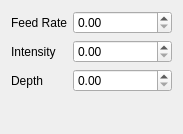
First picture: the form in template/uic/path.ui, repository panzergame/dxfplotter, before the edit.
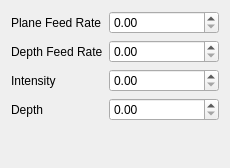
Second picture: the form after the edit.

Commit message: Add vertical feed rate.

Patch:
```diff
--- a/template/uic/path.ui
+++ b/template/uic/path.ui
@@ -6,8 +6,8 @@
    <rect>
     <x>0</x>
     <y>0</y>
-    <width>183</width>
-    <height>134</height>
+    <width>230</width>
+    <height>168</height>
    </rect>
   </property>
   <property name="windowTitle">
@@ -28,7 +28,7 @@
      <item row="0" column="0">
       <widget class="QLabel" name="label">
        <property name="text">
-        <string>Feed Rate</string>
+        <string>Plane Feed Rate</string>
        </property>
       </widget>
      </item>
@@ -39,28 +39,28 @@
        </property>
       </widget>
      </item>
-     <item row="1" column="0">
+     <item row="2" column="0">
       <widget class="QLabel" name="label_3">
        <property name="text">
         <string>Intensity</string>
        </property>
       </widget>
      </item>
-     <item row="1" column="1">
+     <item row="2" column="1">
       <widget class="QDoubleSpinBox" name="intensity">
        <property name="maximum">
         <double>9999.989999999999782</double>
        </property>
       </widget>
      </item>
-     <item row="2" column="0">
+     <item row="3" column="0">
       <widget class="QLabel" name="label_2">
        <property name="text">
         <string>Depth</string>
        </property>
       </widget>
      </item>
-     <item row="2" column="1">
+     <item row="3" column="1">
       <widget class="QDoubleSpinBox" name="depth">
        <property name="maximum">
         <double>9999.989999999999782</double>
@@ -70,6 +70,20 @@
        </property>
       </widget>
      </item>
+     <item row="1" column="0">
+      <widget class="QLabel" name="label_4">
+       <property name="text">
+        <string>Depth Feed Rate</string>
+       </property>
+      </widget>
+     </item>
+     <item row="1" column="1">
+      <widget class="QDoubleSpinBox" name="depthFeedRate">
+       <property name="maximum">
+        <double>9999.989999999999782</double>
+       </property>
+      </widget>
+     </item>
     </layout>
    </item>
   </layout>
```
Left out of the diff: 2 changed lines with no effect on the pictures. The commit also changes 9 other files.
